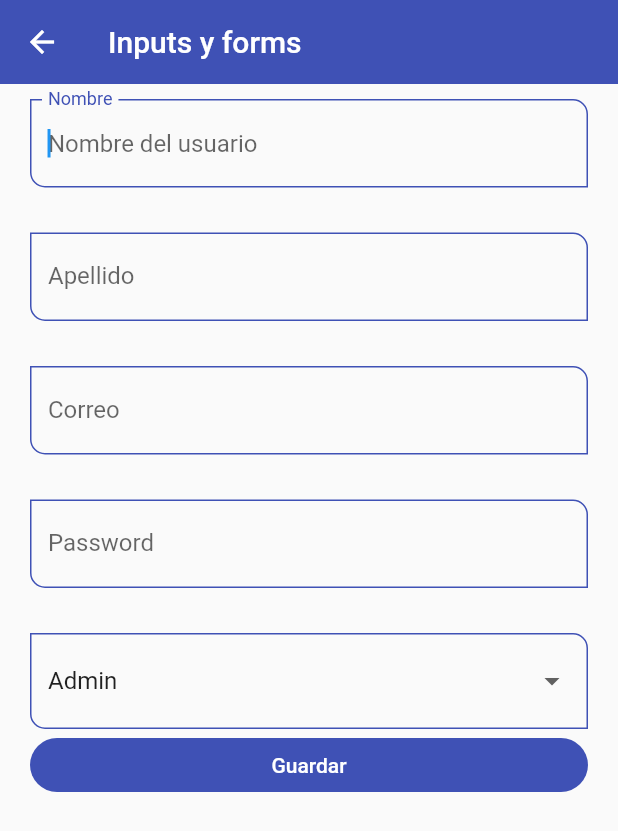
After one commit to JensLam12/components_flutter, a Flutter app: the InputScreen screen opened by its route, on a phone screen of 412 x 824 dp. The commit adds this screen. Shown: the top 831 px of the screen. Run offline on Flutter 3.47's test engine with Material 2 defaults, Android fonts, the phone set to English and light mode, and no system bars; network calls fail.

Commit message:
Added more components test

```diff
--- a/lib/Theme/app_theme.dart
+++ b/lib/Theme/app_theme.dart
@@ -12,6 +12,31 @@ class AppTheme {
 		),
 		textButtonTheme: TextButtonThemeData(
 			style: TextButton.styleFrom( primary: primary)
+		),
+		floatingActionButtonTheme: const FloatingActionButtonThemeData(
+			backgroundColor: primary,
+			elevation: 5
+		),
+		elevatedButtonTheme: ElevatedButtonThemeData(
+			style: ElevatedButton.styleFrom(
+				primary: primary,
+				shape: const StadiumBorder(),
+				elevation: 0
+			)
+		),
+		inputDecorationTheme: const InputDecorationTheme(
+			floatingLabelStyle: TextStyle( color: primary ),
+			enabledBorder: OutlineInputBorder(
+				borderSide: BorderSide(color: primary),
+				borderRadius: BorderRadius.only( bottomLeft: Radius.circular(10), topRight: Radius.circular(10))
+			),
+			focusedBorder: OutlineInputBorder(
+				borderSide: BorderSide(color: primary),
+				borderRadius: BorderRadius.only( bottomLeft: Radius.circular(10), topRight: Radius.circular(10))
+			),
+			border: OutlineInputBorder(
+				borderRadius: BorderRadius.only( bottomLeft: Radius.circular(10), topRight: Radius.circular(10))
+			)
 		)
 	);
 
--- a/lib/router/app_routes.dart
+++ b/lib/router/app_routes.dart
@@ -1,3 +1,4 @@
+import 'package:components_test/screens/slider_screen.dart';
 import 'package:flutter/material.dart';
 import 'package:components_test/Models/models.dart';
 import '../screens/screens.dart';
@@ -6,16 +7,23 @@ class AppRoutes {
 	static const initialRoute = 'home';
 	static final menuOptions = <MenuOption> [
 		//TODO:  BORRAR HOME
-		MenuOption( route: 'home', name: 'Home Screen', screen: const HomeScreen(), icon: Icons.home_max_sharp),
+		//MenuOption( route: 'home', name: 'Home Screen', screen: const HomeScreen(), icon: Icons.home_max_sharp),
 		MenuOption( route: 'listview1', name: 'List View 1 Screen', screen: const ListView1Screen(), icon: Icons.list_alt),
 		MenuOption( route: 'listview2', name: 'List View 2 Screen', screen: const ListView2Screen(), icon: Icons.list_sharp),
 		MenuOption( route: 'alert', name: 'Alert Screen', screen: const AlertScreen(), icon: Icons.add_alert_outlined),
 		MenuOption( route: 'card', name: 'Card Screen', screen: const CardScreen(), icon: Icons.card_giftcard_outlined),
+		MenuOption( route: 'avatar', name: 'Circle Avatar', screen: const AvatarScreen(), icon: Icons.supervised_user_circle_rounded),
+		MenuOption( route: 'animated', name: 'Animated Container', screen: const AnimatedScreen(), icon: Icons.play_circle_fill_rounded),
+		MenuOption( route: 'inputs', name: 'Text Inputs', screen: const InputScreen(), icon: Icons.input_outlined),
+		MenuOption( route: 'slider', name: 'Sliders and checks', screen: const SliderScreen(), icon: Icons.slideshow_rounded),
+		MenuOption( route: 'listViewBuilder', name: 'InfiniteScroll', screen: const ListViewBuilderScreen(), icon: Icons.line_style_outlined),
 	];
 
 	static Map<String, Widget Function(BuildContext)> getAppRoutes() {
 
 		Map<String, Widget Function(BuildContext)> appRoutes = {};
+
+    appRoutes.addAll({ 'home': (BuildContext context) => const HomeScreen() });
 
 		for( final option in menuOptions) {
 			appRoutes.addAll({ option.route : (BuildContext context) => option.screen });
--- /dev/null
+++ b/lib/screens/Inputs_screen.dart
@@ -0,0 +1,77 @@
+import 'package:flutter/material.dart';
+import '../widgets/widgets.dart';
+
+class InputScreen extends StatelessWidget {
+
+	const InputScreen({Key? key}) : super(key: key);
+
+	@override
+	Widget build(BuildContext context) {
+
+		final GlobalKey<FormState> myFormKey = GlobalKey<FormState>();
+
+
+		final Map<String, String> formValues = {
+			'first_name': 'Jens',
+			'last_name'	: 'Lam',
+			'email'		: 'Lam@gmail.com',
+			'password'	: 'echidna12',
+			'rol'		: 'Admin',
+		};
+
+		return Scaffold(
+			appBar: AppBar(
+				title: const Text('Inputs y forms'),
+			),
+			body: SingleChildScrollView(
+				child: Padding(
+					padding: const EdgeInsets.symmetric( horizontal: 20, vertical: 10),
+					child: Form(
+						key: myFormKey,
+						child: Column(
+		 		     		children: [
+								CustomInputField( labelText: 'Nombre', hintText: "Nombre del usuario", formProperty: 'first_name', formValues: formValues  ),
+								const SizedBox( height: 30),
+								CustomInputField( labelText: 'Apellido', hintText: "Apellido del usuario", formProperty: 'last_name', formValues: formValues ),
+								const SizedBox( height: 30),
+								CustomInputField( labelText: 'Correo', hintText: "Correo del usuario", inputType: TextInputType.emailAddress, formProperty: 'email', formValues: formValues ),
+								const SizedBox( height: 30),
+								CustomInputField( labelText: 'Password', hintText: "Password del usuario", obscureText: true, formProperty: 'email', formValues: formValues ),
+								const SizedBox( height: 30 ),
+
+								DropdownButtonFormField<String>(
+									value: 'Admin',
+									items: const [
+										DropdownMenuItem( value: 'Admin', child: Text('Admin')),
+										DropdownMenuItem( value: 'SuperUser', child: Text('SuperUser')),
+										DropdownMenuItem( value: 'Developer', child: Text('Developer')),
+										DropdownMenuItem( value: 'Jr. Developer', child: Text('Jr. Developer')),
+									],
+									onChanged: (value) {
+										print(value);
+										formValues['role'] = value ?? 'Admin';
+									}
+								),
+
+								ElevatedButton(
+									onPressed: () {
+										FocusScope.of(context).requestFocus( FocusNode() );
+										//TODO IMPRIMIR VALORES
+										if( !myFormKey.currentState!.validate() ) {
+											print(formValues);
+											return;
+										}
+									},
+									child: const SizedBox(
+										width: double.infinity,
+										child: Center(child: Text('Guardar'))
+									)
+							  )
+							]
+						),
+					),
+				),
+			)
+		);
+	}
+}
--- a/lib/screens/screens.dart
+++ b/lib/screens/screens.dart
@@ -3,3 +3,8 @@ export 'package:components_test/screens/listview1_screen.dart';
 export 'package:components_test/screens/listview2_screen.dart';
 export 'package:components_test/screens/alert_screen.dart';
 export 'package:components_test/screens/card_screen.dart';
+export 'package:components_test/screens/avatar_screen.dart';
+export 'package:components_test/screens/AnimatedScreen.dart';
+export 'package:components_test/screens/Inputs_screen.dart';
+export 'package:components_test/screens/listview_builder_screen.dart';
+export 'package:components_test/screens/slider_screen.dart';
--- /dev/null
+++ b/lib/widgets/custom_input_field.dart
@@ -0,0 +1,55 @@
+import 'package:flutter/material.dart';
+
+class CustomInputField extends StatelessWidget {
+	const CustomInputField({
+		Key? key,
+		this.hintText,
+		this.labelText,
+		this.helperText,
+		this.icon,
+		this.suffixIcon,
+		this.inputType,
+		this.obscureText = false,
+		required this.formProperty,
+		required this.formValues,
+	}) : super(key: key);
+
+	final String? hintText;
+	final String? labelText;
+	final String? helperText;
+	final IconData? icon;
+	final IconData? suffixIcon;
+	final TextInputType? inputType;
+	final bool obscureText;
+	final String formProperty;
+	final Map<String, String> formValues;
+
+	@override
+	Widget build(BuildContext context) {
+		return TextFormField(
+			autofocus: true,
+			//initialValue: 'la wea',
+			textCapitalization: TextCapitalization.words,
+			onChanged: (value) => formValues[formProperty] = value,
+			validator: (value) {
+				if(value == '') {
+					return 'este campo es requerido';
+				}
+				int lenght = value!.length;
+				return lenght < 3 ? 'Minimo 3 caracteres': null;
+			},
+			autovalidateMode: AutovalidateMode.onUserInteraction,
+			obscureText: obscureText,
+			decoration: InputDecoration(
+				hintText: hintText,
+				labelText: labelText,
+				helperText: helperText,
+				//counterText: '3 caracteres',
+				suffixIcon: icon != null ? Icon(Icons.group_outlined) : null,
+				//prefixIcon: Icon( Icons.verified_user_outlined),
+				icon: icon != null ? Icon( icon) : null,
+			),
+			keyboardType: inputType != null ? inputType : null,
+		);
+	}
+}
--- a/lib/widgets/widgets.dart
+++ b/lib/widgets/widgets.dart
@@ -1,2 +1,3 @@
 export 'package:components_test/widgets/custom_card_type_one.dart';
 export 'package:components_test/widgets/custom_card_type_two.dart';
+export 'package:components_test/widgets/custom_input_field.dart';
```
Also changed, not shown: lib/screens/AnimatedScreen.dart (added, +60 -0 lines), lib/screens/alert_screen.dart (+85 -2 lines), lib/screens/avatar_screen.dart (added, +31 -0 lines), lib/screens/listview_builder_screen.dart (added, +30 -0 lines), lib/screens/slider_screen.dart (added, +87 -0 lines).
